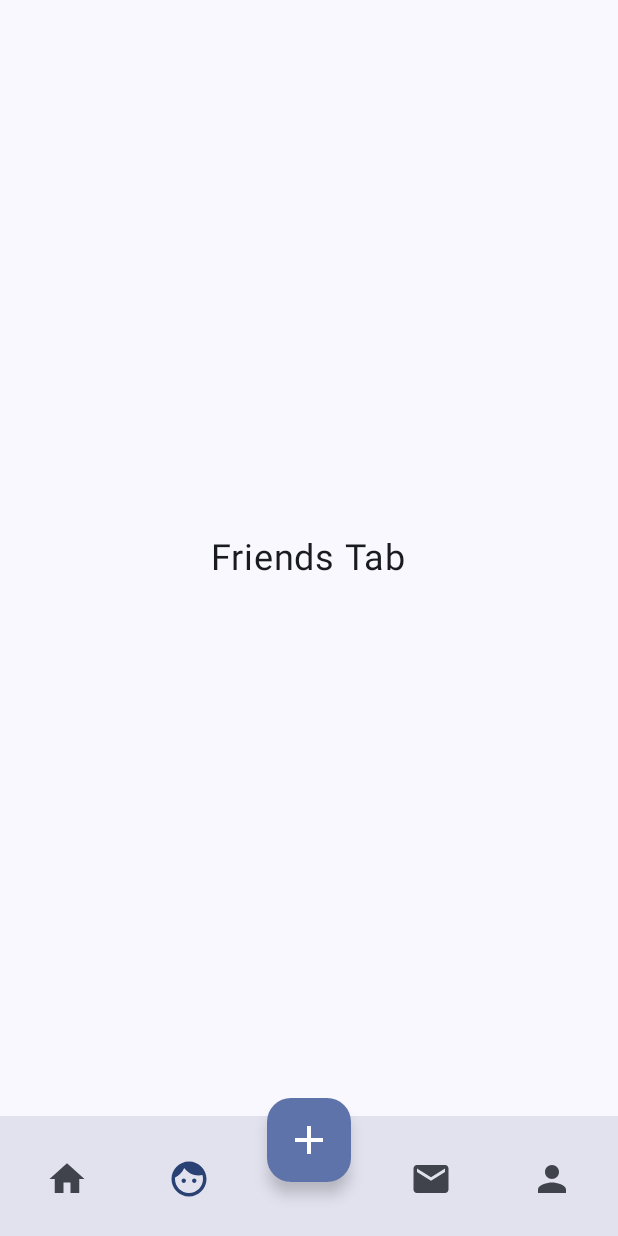
After one commit to laughinme/hackathon, an Android app built with Jetpack Compose: the FriendsTabScreen screen opened through its navigation route, on a phone screen of 412 x 824 dp. The commit adds this screen. Run offline under Robolectric (Android 15) with nearby library versions, the phone set to English and light mode, and no system bars; our stand-ins replace Dagger/Hilt's generated code.

Commit message:
[mobile] feat: Implement Bottom Navigation Bar with FAB
This commit introduces a `MainScreen` featuring a Bottom Navigation Bar with a centrally docked Floating Action Button (FAB).

**Key Changes:**

- **`MainScreen.kt`:**
    - Created a new `MainScreen` composable that uses `Scaffold` to structure the layout.
    - Implemented `AppBottomAppBar` which displays navigation items and a central `Spacer` to accommodate the FAB.
    - Added a `FloatingActionButton` docked in the center (`FabPosition.Center`) and offset vertically to appear within the `BottomAppBar` cutout.
    - Integrated `BottomNavGraph` to handle navigation between the different tabs.
- **`BottomNavItem.kt`:**
    - Created a sealed class `BottomNavItem` to define the routes, titles, and icons for each tab in the bottom navigation (Home, Friends, Chat, Profile).
- **Tab Screens (`HomeTabScreen.kt`, `FriendsTabScreen.kt`, `ChatTabScreen.kt`, `ProfileTabScreen.kt`):**
    - Created placeholder composable screens for each tab, displaying their respective titles. These are navigated to by `BottomNavGraph`.
- **`AppNavigation.kt`:**
    - Updated the `MAIN_GRAPH`'s `Routes.HOME` destination to point to the new `MainScreen` instead of the old `HomeScreen`.
- **`HomeScreen.kt`:**
    - Deleted the old `HomeScreen.kt` as its functionality is now replaced by `MainScreen` and `HomeTabScreen`.
- **`MainViewModel.kt`:**
    - Modified placeholder return values for `checkUserLoginStatus()` and `checkProfileStatus()` to `true` for testing purposes, ensuring navigation defaults to the main app graph.

**Bottom Navigation Implementation Details:**

- The `AppBottomAppBar` splits the navigation items into two groups, placing a `Spacer` with `Modifier.weight(1f)` between them. This `Spacer` creates the empty area for the FAB.
- The `FloatingActionButton` is given a vertical offset (`Modifier.offset(y = 60.dp)`) to position it correctly within the notch of the `BottomAppBar`.
- Navigation between tabs uses `navController.navigate` with standard practices like `popUpTo`, `launchSingleTop`, and `restoreState` for a smooth user experience.

```diff
--- a/mobile/app/src/main/java/com/example/hackathon/presentation/navigation/AppNavigation.kt
+++ b/mobile/app/src/main/java/com/example/hackathon/presentation/navigation/AppNavigation.kt
@@ -7,6 +7,7 @@ import androidx.navigation.compose.composable
 import androidx.navigation.navigation
 import com.example.hackathon.presentation.screens.*
 import com.example.hackathon.presentation.screens.onboardingScreens.*
+import com.example.hackathon.presentation.screens.tabs.*
 
 /**
  * Главный навигационный компонент приложения.
@@ -90,11 +91,12 @@ fun AppNavigation(navController: NavHostController, startDestination: String) {
 
         // --- ГРАФ 3: ОСНОВНОЕ ПРИЛОЖЕНИЕ ---
         navigation(
-            startDestination = Routes.HOME,
+            startDestination = Routes.HOME, // <-- Стартовый маршрут внутри графа
             route = Routes.MAIN_GRAPH
         ) {
             composable(Routes.HOME) {
-                HomeScreen()
+                // Теперь этот маршрут ведет на наш новый главный экран с Bottom Bar
+                MainScreen()
             }
         }
     }
--- /dev/null
+++ b/mobile/app/src/main/java/com/example/hackathon/presentation/screens/MainScreen.kt
@@ -0,0 +1,170 @@
+package com.example.hackathon.presentation.screens
+
+import android.annotation.SuppressLint
+import androidx.compose.foundation.layout.Box
+import androidx.compose.foundation.layout.RowScope
+import androidx.compose.foundation.layout.Spacer
+import androidx.compose.foundation.layout.offset
+import androidx.compose.foundation.layout.padding
+import androidx.compose.foundation.layout.size
+import androidx.compose.material.icons.Icons
+import androidx.compose.material.icons.filled.Add
+import androidx.compose.material3.BottomAppBar
+import androidx.compose.material3.FabPosition
+import androidx.compose.material3.FloatingActionButton
+import androidx.compose.material3.FloatingActionButtonDefaults
+import androidx.compose.material3.Icon
+import androidx.compose.material3.IconButton
+import androidx.compose.material3.MaterialTheme
+import androidx.compose.material3.Scaffold
+import androidx.compose.runtime.Composable
+import androidx.compose.runtime.getValue
+import androidx.compose.ui.Modifier
+import androidx.compose.ui.unit.dp
+import androidx.navigation.NavDestination
+import androidx.navigation.NavDestination.Companion.hierarchy
+import androidx.navigation.NavGraph.Companion.findStartDestination
+import androidx.navigation.NavHostController
+import androidx.navigation.compose.NavHost
+import androidx.navigation.compose.composable
+import androidx.navigation.compose.currentBackStackEntryAsState
+import androidx.navigation.compose.rememberNavController
+import com.example.hackathon.presentation.navigation.BottomNavItem
+import com.example.hackathon.presentation.screens.tabs.ChatTabScreen
+import com.example.hackathon.presentation.screens.tabs.FriendsTabScreen
+import com.example.hackathon.presentation.screens.tabs.HomeTabScreen
+import com.example.hackathon.presentation.screens.tabs.ProfileTabScreen
+
+
+@SuppressLint("UnusedMaterial3ScaffoldPaddingParameter")
+@Composable
+fun MainScreen() {
+    val bottomBarNavController = rememberNavController()
+
+    Scaffold(
+        content = { paddingValues ->
+            Box(modifier = Modifier.padding(paddingValues)) {
+                BottomNavGraph(navController = bottomBarNavController)
+            }
+        },
+        bottomBar = {
+            AppBottomAppBar(navController = bottomBarNavController)
+        },
+        floatingActionButton = {
+            FloatingActionButton(
+                // КЛЮЧЕВОЕ ИЗМЕНЕНИЕ: Добавляем сдвиг по вертикали, чтобы
+                // FAB "опустилась" в вырез на панели.
+                modifier = Modifier.offset(y = 60.dp),
+                onClick = { /* TODO: Действие для центральной кнопки */ },
+                shape = FloatingActionButtonDefaults.shape
+            ) {
+                Icon(
+                    imageVector = Icons.Default.Add,
+                    contentDescription = "Добавить",
+                    modifier = Modifier.size(32.dp)
+                )
+            }
+        },
+        floatingActionButtonPosition = FabPosition.Center
+    )
+}
+
+/**
+ * ИСПРАВЛЕННАЯ НИЖНЯЯ ПАНЕЛЬ НАВИГАЦИИ (BottomAppBar).
+ *
+ * В Material 3 `Scaffold` автоматически создает пространство для FAB при
+ * использовании `FabPosition.Center`. Наша задача - лишь правильно
+ * расположить элементы внутри `BottomAppBar`, оставив пустое место
+ * в центре с помощью `Spacer`.
+ */
+@Composable
+private fun AppBottomAppBar(navController: NavHostController) {
+    val navItems = listOf(
+        BottomNavItem.Home,
+        BottomNavItem.Friends,
+        BottomNavItem.Chat,
+        BottomNavItem.Profile
+    )
+    val leftItems = navItems.subList(0, navItems.size / 2)
+    val rightItems = navItems.subList(navItems.size / 2, navItems.size)
+
+    val navBackStackEntry by navController.currentBackStackEntryAsState()
+    val currentDestination = navBackStackEntry?.destination
+
+    BottomAppBar(
+        containerColor = MaterialTheme.colorScheme.surface,
+        tonalElevation = 8.dp
+    ) {
+        // Левая группа иконок
+        leftItems.forEach { screen ->
+            BottomAppBarItem(
+                modifier = Modifier.weight(1f),
+                screen = screen,
+                currentDestination = currentDestination,
+                navController = navController
+            )
+        }
+
+        // Невидимый Spacer в центре, который создает место для FAB.
+        Spacer(Modifier.weight(1f))
+
+        // Правая группа иконок
+        rightItems.forEach { screen ->
+            BottomAppBarItem(
+                modifier = Modifier.weight(1f),
+                screen = screen,
+                currentDestination = currentDestination,
+                navController = navController
+            )
+        }
+    }
+}
+
+/**
+ * Элемент навигации для BottomAppBar.
+ */
+@Composable
+private fun RowScope.BottomAppBarItem(
+    modifier: Modifier = Modifier,
+    screen: BottomNavItem,
+    currentDestination: NavDestination?,
+    navController: NavHostController
+) {
+    val isSelected = currentDestination?.hierarchy?.any { it.route == screen.route } == true
+
+    IconButton(
+        modifier = modifier,
+        onClick = {
+            navController.navigate(screen.route) {
+                popUpTo(navController.graph.findStartDestination().id) {
+                    saveState = true
+                }
+                launchSingleTop = true
+                restoreState = true
+            }
+        }) {
+        Icon(
+            imageVector = screen.icon,
+            contentDescription = screen.title,
+            modifier = Modifier.size(28.dp),
+            tint = if (isSelected) MaterialTheme.colorScheme.primary else MaterialTheme.colorScheme.onSurfaceVariant
+        )
+    }
+}
+
+
+/**
+ * Навигационный граф для вкладок BottomAppBar.
+ */
+@Composable
+fun BottomNavGraph(navController: NavHostController) {
+    NavHost(
+        navController = navController,
+        startDestination = BottomNavItem.Home.route
+    ) {
+        composable(route = BottomNavItem.Home.route) { HomeTabScreen() }
+        composable(route = BottomNavItem.Friends.route) { FriendsTabScreen() }
+        composable(route = BottomNavItem.Chat.route) { ChatTabScreen() }
+        composable(route = BottomNavItem.Profile.route) { ProfileTabScreen() }
+    }
+}
--- /dev/null
+++ b/mobile/app/src/main/java/com/example/hackathon/presentation/screens/tabs/FriendsTabScreen.kt
@@ -0,0 +1,23 @@
+package com.example.hackathon.presentation.screens.tabs
+
+import androidx.compose.foundation.layout.Box
+import androidx.compose.foundation.layout.fillMaxSize
+import androidx.compose.material3.MaterialTheme
+import androidx.compose.material3.Surface
+import androidx.compose.material3.Text
+import androidx.compose.runtime.Composable
+import androidx.compose.ui.Alignment
+import androidx.compose.ui.Modifier
+import androidx.compose.ui.unit.sp
+
+@Composable
+fun FriendsTabScreen() {
+    Surface(modifier = Modifier.fillMaxSize(), color = MaterialTheme.colorScheme.background) {
+        Box(
+            modifier = Modifier.fillMaxSize(),
+            contentAlignment = Alignment.Center
+        ) {
+            Text("Friends Tab", fontSize = 24.sp)
+        }
+    }
+}
--- /dev/null
+++ b/mobile/app/src/main/java/com/example/hackathon/presentation/screens/tabs/HomeTabScreen.kt
@@ -0,0 +1,23 @@
+package com.example.hackathon.presentation.screens.tabs
+
+import androidx.compose.foundation.layout.Box
+import androidx.compose.foundation.layout.fillMaxSize
+import androidx.compose.material3.MaterialTheme
+import androidx.compose.material3.Surface
+import androidx.compose.material3.Text
+import androidx.compose.runtime.Composable
+import androidx.compose.ui.Alignment
+import androidx.compose.ui.Modifier
+import androidx.compose.ui.unit.sp
+
+@Composable
+fun HomeTabScreen() {
+    Surface(modifier = Modifier.fillMaxSize(), color = MaterialTheme.colorScheme.background) {
+        Box(
+            modifier = Modifier.fillMaxSize(),
+            contentAlignment = Alignment.Center
+        ) {
+            Text("Home Tab", fontSize = 24.sp)
+        }
+    }
+}
--- a/mobile/app/src/main/java/com/example/hackathon/presentation/viewmodel/MainViewModel.kt
+++ b/mobile/app/src/main/java/com/example/hackathon/presentation/viewmodel/MainViewModel.kt
@@ -35,11 +35,11 @@ class MainViewModel @Inject constructor(
 
     private fun checkUserLoginStatus(): Boolean {
         // return userRepository.isLoggedIn()
-        return false // Для теста
+        return true // Для теста
     }
 
     private fun checkProfileStatus(): Boolean {
         // return userRepository.hasCompletedProfile()
-        return false // Для теста
+        return true // Для теста
     }
 }
```
Also changed, not shown: mobile/app/src/main/java/com/example/hackathon/presentation/navigation/BottomNavItem.kt (added, +41 -0 lines), mobile/app/src/main/java/com/example/hackathon/presentation/screens/HomeScreen.kt (deleted, +0 -20 lines), mobile/app/src/main/java/com/example/hackathon/presentation/screens/tabs/ChatTabScreen.kt (added, +23 -0 lines).
